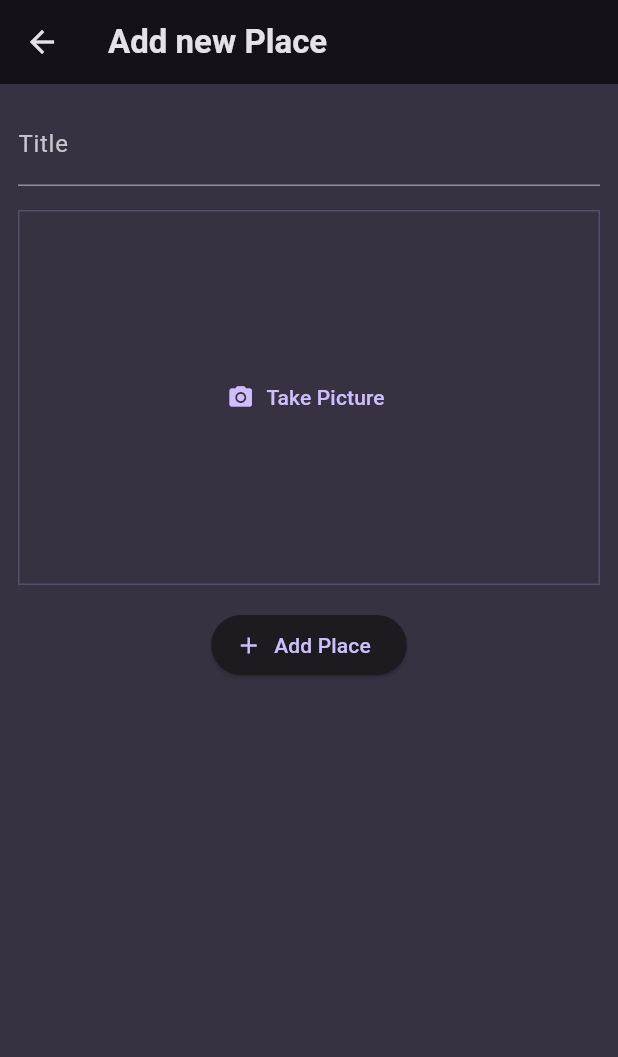
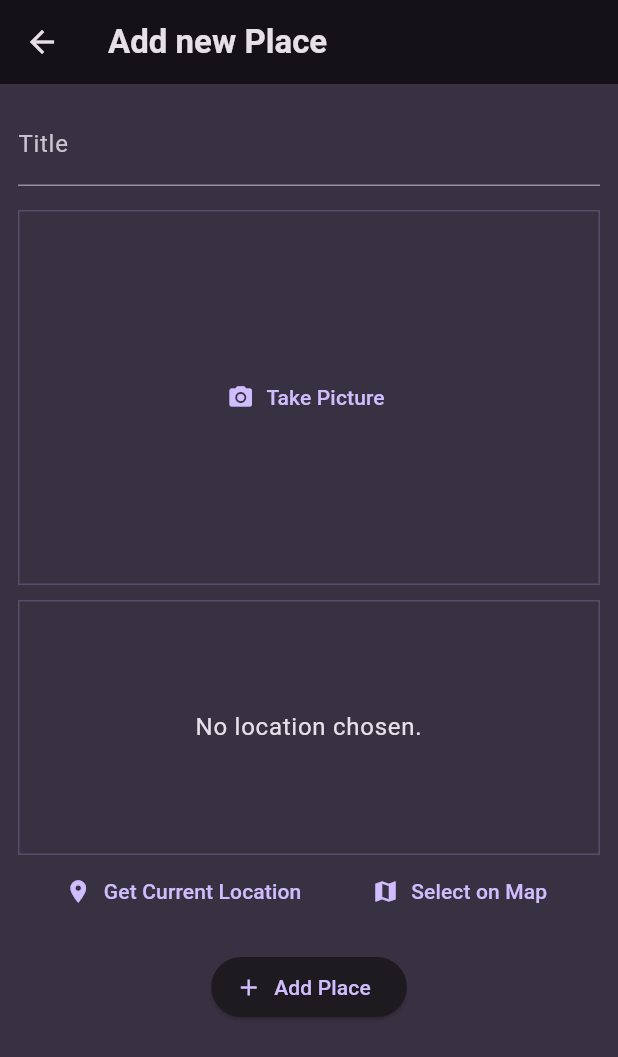
Before and after one commit to Veng-Eang/favorite_places, a Flutter app: the AddPlaceScreen screen opened directly, on a phone screen of 412 x 824 dp. Shown: the top 1057 px of the screen. Run offline on Flutter 3.47's test engine with Material 3 defaults, Android fonts, the phone set to English and light mode, and no system bars; our stand-ins replace flutter_riverpod, google_fonts, image_picker, location, riverpod.

Commit message:
add google map preview

```diff
--- a/lib/models/place.dart
+++ b/lib/models/place.dart
@@ -3,6 +3,17 @@ import 'dart:io';
 import 'package:uuid/uuid.dart';
 
 const uuid = Uuid();
+
+class PlaceLocation {
+  const PlaceLocation({
+    required this.latitude,
+    required this.longitude,
+    required this.address,
+  });
+  final double latitude;
+  final double longitude;
+  final String address;
+}
 
 class Place {
   Place({required this.title, required this.image}) : id = uuid.v4();
--- a/lib/screens/add_place.dart
+++ b/lib/screens/add_place.dart
@@ -1,7 +1,7 @@
 import 'dart:io';
-
 import 'package:favorite_places/providers/user_places.dart';
 import 'package:favorite_places/widgets/image_input.dart';
+import 'package:favorite_places/widgets/location_input.dart';
 import 'package:flutter/material.dart';
 import 'package:flutter_riverpod/flutter_riverpod.dart';
 
@@ -54,6 +54,8 @@ class _AddPlaceScreenState extends ConsumerState<AddPlaceScreen> {
                 _selectedImage = image;
               },
             ),
+            const SizedBox(height: 10),
+            LocationInput(),
             const SizedBox(height: 16),
             ElevatedButton.icon(
               onPressed: _savePlace,
--- /dev/null
+++ b/lib/widgets/location_input.dart
@@ -0,0 +1,129 @@
+import 'dart:convert';
+
+import 'package:flutter/material.dart';
+import 'package:http/http.dart' as http;
+import 'package:location/location.dart';
+import 'package:favorite_places/models/place.dart';
+
+class LocationInput extends StatefulWidget {
+  const LocationInput({super.key});
+
+  @override
+  State<LocationInput> createState() => _LocationInputState();
+}
+
+class _LocationInputState extends State<LocationInput> {
+  PlaceLocation? _pickedLocation;
+  var _isGettingLocation = false;
+  String get locationImage {
+    if (_pickedLocation == null) {
+      return '';
+    }
+    final lat = _pickedLocation!.latitude;
+    final lng = _pickedLocation!.longitude;
+    return 'https://maps.googleapis.com/maps/api/staticmap?center=$lat,$lng=&zoom=16&size=600x300&maptype=roadmap&markers=color:red%7Clabel:A%7C$lat,$lng&key=AIzaSyDLcwxUggpPZo8lcbH0TB4Crq5SJjtj4ag';
+  }
+
+  void _addCurrentLocation() async {
+    Location location = Location();
+
+    bool serviceEnabled;
+    PermissionStatus permissionGranted;
+    LocationData locationData;
+
+    serviceEnabled = await location.serviceEnabled();
+    if (!serviceEnabled) {
+      serviceEnabled = await location.requestService();
+      if (!serviceEnabled) {
+        return;
+      }
+    }
+
+    permissionGranted = await location.hasPermission();
+    if (permissionGranted == PermissionStatus.denied) {
+      permissionGranted = await location.requestPermission();
+      if (permissionGranted != PermissionStatus.granted) {
+        return;
+      }
+    }
+    setState(() {
+      _isGettingLocation = true;
+    });
+    locationData = await location.getLocation();
+    final lat = locationData.latitude;
+    final lng = locationData.longitude;
+    if (lat == null || lng == null) {
+      return;
+    }
+    final url = Uri.parse(
+        'https://maps.googleapis.com/maps/api/geocode/json?latlng=$lat,$lng&key=AIzaSyDLcwxUggpPZo8lcbH0TB4Crq5SJjtj4ag');
+    final response = await http.get(url);
+    final resData = json.decode(response.body);
+    final address = resData['results'][0]['formatted_address'];
+
+    setState(() {
+      _pickedLocation = PlaceLocation(
+        latitude: lat,
+        longitude: lng,
+        address: address,
+      );
+      _isGettingLocation = false;
+    });
+    print(locationData.latitude);
+    print(locationData.longitude);
+    print(address);
+  }
+
+  @override
+  Widget build(BuildContext context) {
+    Widget previewContent = Text(
+      'No location chosen.',
+      textAlign: TextAlign.center,
+      style: Theme.of(context).textTheme.bodyLarge!.copyWith(
+            color: Theme.of(context).colorScheme.onBackground,
+          ),
+    );
+
+    if (_pickedLocation != null) {
+      previewContent = Image.network(
+        locationImage,
+        fit: BoxFit.cover,
+        width: double.infinity,
+        height: double.infinity,
+      );
+    }
+    if (_isGettingLocation) {
+      previewContent = const CircularProgressIndicator();
+    }
+    return Column(
+      children: [
+        Container(
+          alignment: Alignment.center,
+          height: 170,
+          width: double.infinity,
+          decoration: BoxDecoration(
+              border: Border.all(
+            width: 1,
+            color: Theme.of(context).colorScheme.primary.withOpacity(0.2),
+          )),
+          child: previewContent,
+        ),
+        Row(
+          mainAxisAlignment: MainAxisAlignment.spaceEvenly,
+          children: [
+            TextButton.icon(
+              onPressed: _addCurrentLocation,
+              icon: const Icon(Icons.location_on),
+              label: const Text('Get Current Location'),
+            ),
+            TextButton.icon(
+              onPressed: () {},
+              icon: const Icon(Icons.map),
+              label: const Text('Select on Map'),
+            ),
+          ],
+        )
+      ],
+    );
+  }
+}
--- a/pubspec.yaml
+++ b/pubspec.yaml
@@ -39,7 +39,8 @@ dependencies:
   flutter_riverpod: ^2.5.1
   google_fonts: 6.1.0
   image_picker: ^1.0.7
-  location: ^5.0.3
+  location: ^5.0.0
+  http: ^1.2.0
 
 dev_dependencies:
   flutter_test:
```
Also changed, not shown: pubspec.lock, 2 other files.
